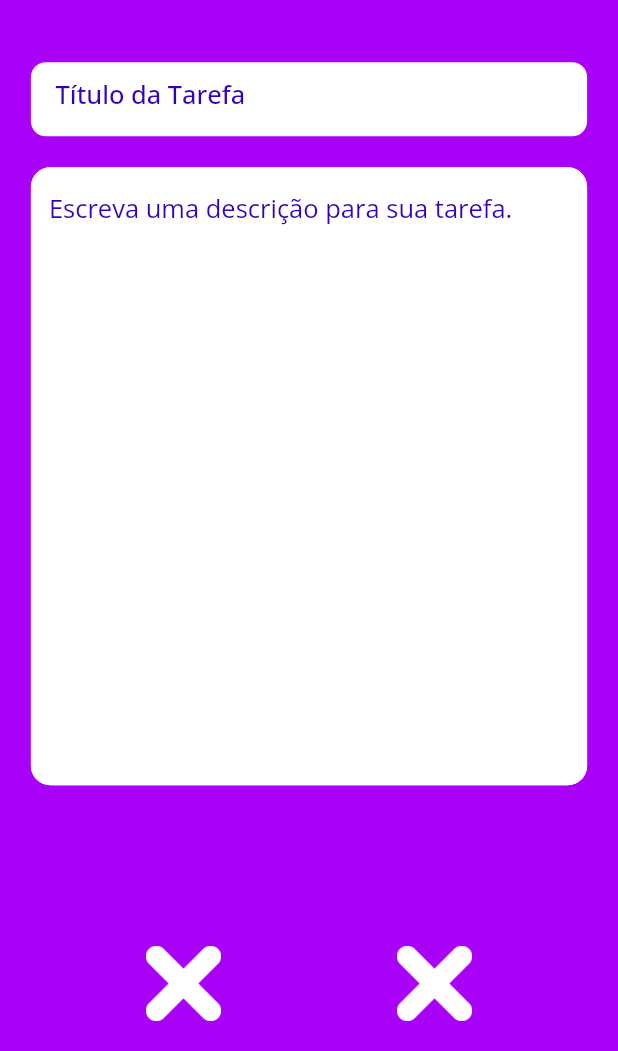
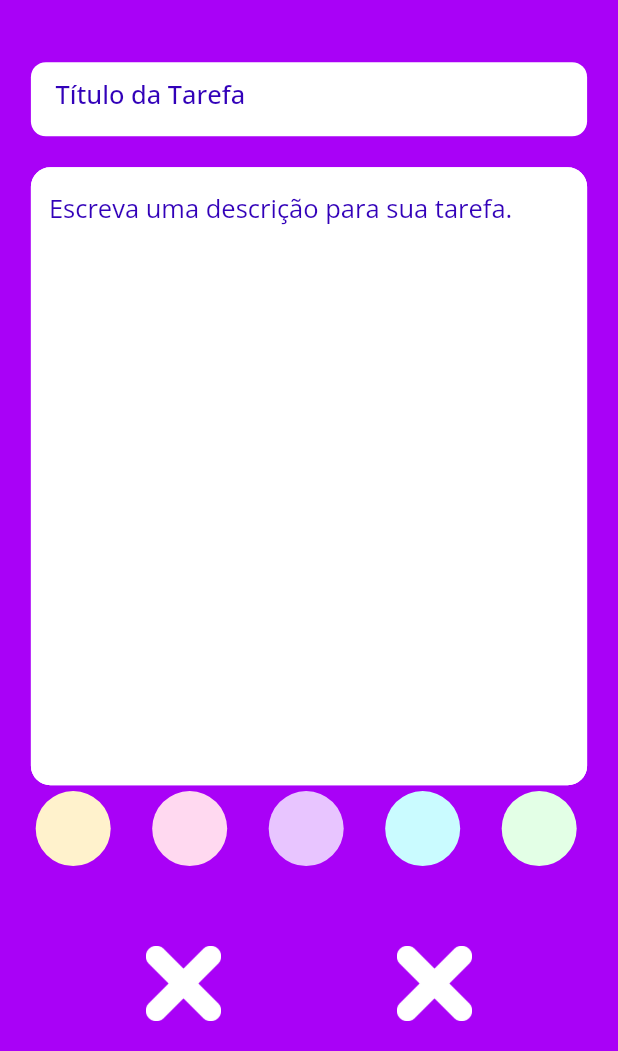
Before and after one commit to Palagio/app_todo_lovepeople, a Flutter app: the AddNewTaskView screen opened by its route, on a phone screen of 412 x 824 dp, the part 185-1236 px from its top. Run offline on Flutter 3.47's test engine with Material 2 defaults, Android fonts, the phone set to English and light mode, and no system bars; our stand-ins replace google_fonts; missing offline and left inert: dart:ffi.

Commit message:
Adding buttons color

```diff
--- a/lib/modules/home/new_task/add_new_task_view.dart
+++ b/lib/modules/home/new_task/add_new_task_view.dart
@@ -1,3 +1,5 @@
+import 'dart:ffi';
+
 import 'package:app_todo_lovepeople/shared/widgets/text_form_field_widget.dart';
 import 'package:app_todo_lovepeople/modules/home/widgets/app_bar_widget.dart';
 import 'package:app_todo_lovepeople/shared/widgets/new_task_form_field_widget.dart';
@@ -47,11 +49,11 @@ class _AddNewTaskViewState extends State<AddNewTaskView> {
               child: Row(
                 mainAxisAlignment: MainAxisAlignment.spaceEvenly,
                 children: [
-                  // ColorBoxSelection(),
-                  // ColorBoxSelection(),
-                  // ColorBoxSelection(),
-                  // ColorBoxSelection(),
-                  // ColorBoxSelection(),
+                  ColorBoxSelection(0xFFF2CC),
+                  ColorBoxSelection(0xFFD9F0),
+                  ColorBoxSelection(0xE8C5FF),
+                  ColorBoxSelection(0xCAFBFF),
+                  ColorBoxSelection(0xE3FFE6),
                 ],
               ),
             ),
@@ -98,9 +100,7 @@ class _AddNewTaskViewState extends State<AddNewTaskView> {
     );
   }
 
-  InkWell ColorBoxSelection(color) {
-    Color? color;
-
+  ColorBoxSelection(int color) {
     return InkWell(
       onTap: () {},
       child: Padding(
@@ -110,7 +110,7 @@ class _AddNewTaskViewState extends State<AddNewTaskView> {
           height: 50,
           decoration: BoxDecoration(
             shape: BoxShape.circle,
-            color: color,
+            color: Color(color).withOpacity(1),
           ),
         ),
       ),
```
